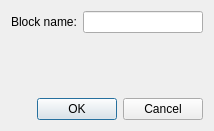
The window that scripts/Block/BlockDialog.ui (qcad/qcad) describes before a commit, drawn with Qt 5.
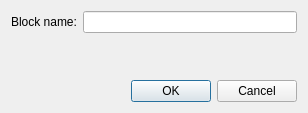
The same window after the commit.

Commit message: increase size of block dialog

The edit to the form file:
```diff
--- a/scripts/Block/BlockDialog.ui
+++ b/scripts/Block/BlockDialog.ui
@@ -9,8 +9,8 @@
    <rect>
     <x>0</x>
     <y>0</y>
-    <width>214</width>
-    <height>131</height>
+    <width>308</width>
+    <height>113</height>
    </rect>
   </property>
   <property name="windowTitle">
```
